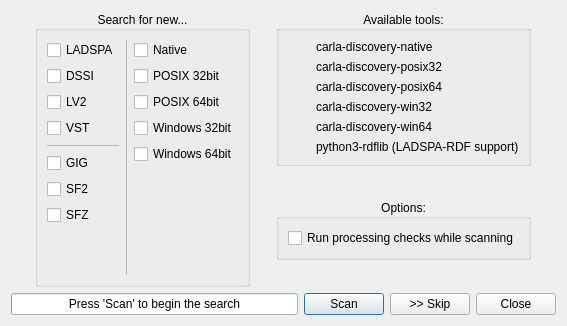
Old version of the form resources/ui/carla_refresh.ui in the repository falkTX/Carla.
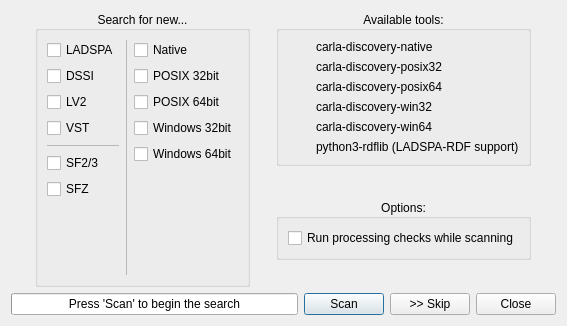
New version of the form. Icons and pictures are not drawn.

```diff
--- a/resources/ui/carla_refresh.ui
+++ b/resources/ui/carla_refresh.ui
@@ -84,17 +84,10 @@
             </property>
            </widget>
           </item>
-          <item>
-           <widget class="QCheckBox" name="ch_gig">
-            <property name="text">
-             <string>GIG</string>
-            </property>
-           </widget>
-          </item>
           <item>
            <widget class="QCheckBox" name="ch_sf2">
             <property name="text">
-             <string>SF2</string>
+             <string>SF2/3</string>
             </property>
            </widget>
           </item>
```
